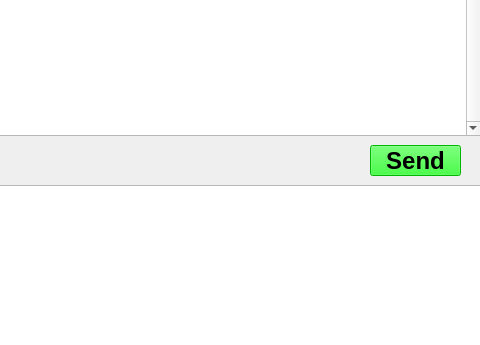
renyujiang/P2P_Chat_Pro, file GUI/comm.ui: the form before one commit; both pictures show x 240 to 720 and y 295 to 640 of the 720 by 640 pixel window.
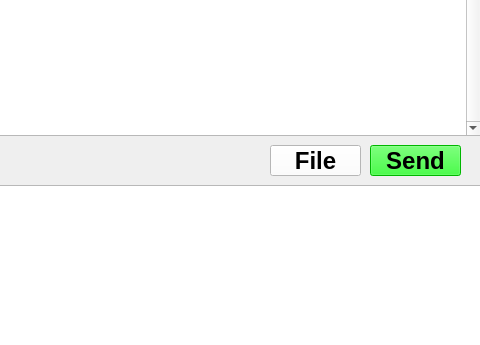
The form after the commit.

Diff of the .ui file:
```diff
--- a/GUI/comm.ui
+++ b/GUI/comm.ui
@@ -153,6 +153,36 @@
      <string>Quit</string>
     </property>
    </widget>
+   <widget class="QPushButton" name="fileButton">
+    <property name="geometry">
+     <rect>
+      <x>510</x>
+      <y>440</y>
+      <width>91</width>
+      <height>31</height>
+     </rect>
+    </property>
+    <property name="font">
+     <font>
+      <pointsize>18</pointsize>
+      <weight>75</weight>
+      <italic>false</italic>
+      <bold>true</bold>
+      <underline>false</underline>
+      <strikeout>false</strikeout>
+      <stylestrategy>PreferDefault</stylestrategy>
+     </font>
+    </property>
+    <property name="autoFillBackground">
+     <bool>false</bool>
+    </property>
+    <property name="styleSheet">
+     <string notr="true">background-color: rgb(255,255,255)</string>
+    </property>
+    <property name="text">
+     <string>File</string>
+    </property>
+   </widget>
   </widget>
  </widget>
  <resources/>
```
